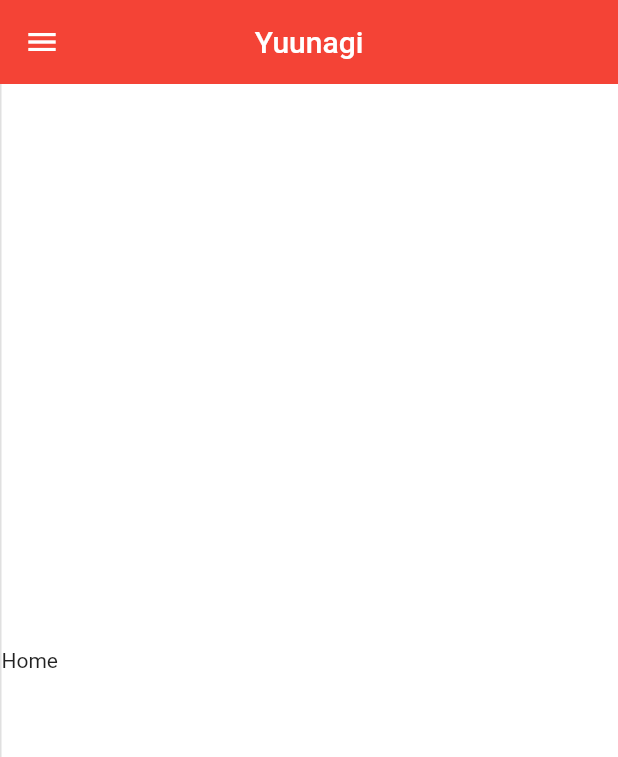
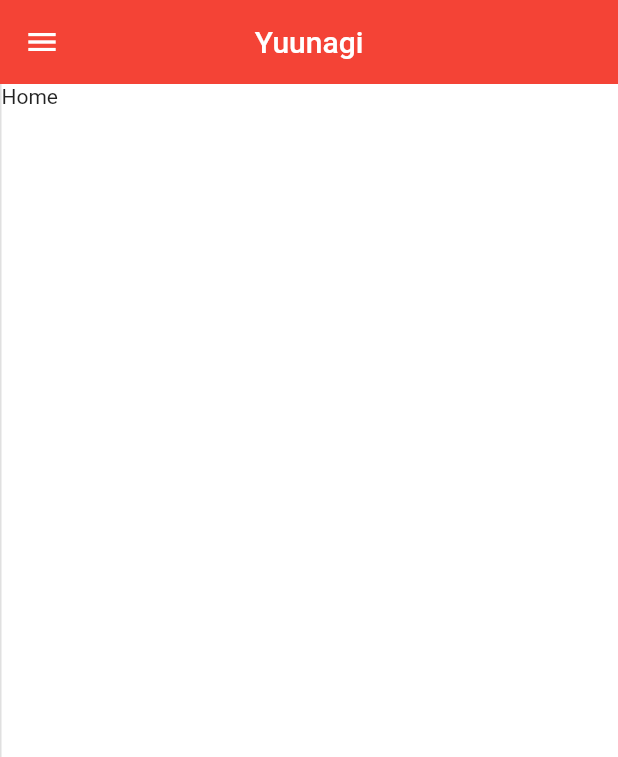
Before and after one commit to KevC000/yuunagi, a Flutter app: the screen it shows after launch, on a phone screen of 412 x 824 dp. Shown: the top 757 px of the screen. Run offline on Flutter 3.47's test engine with Material 2 defaults, Android fonts, the phone set to English and light mode, and no system bars; our stand-ins replace auto_route.

Commit message:
auto route nested navigation

```diff
--- a/lib/main.dart
+++ b/lib/main.dart
@@ -1,7 +1,6 @@
 import 'package:flutter/material.dart';
 import 'package:flutter/services.dart';
-import 'package:yuunagi/util/router.dart';
-
+import 'package:yuunagi/util/routers/app_router.dart';
 
 void main() {
   runApp(const MainApp());
--- a/lib/presentation/pages/home_page.dart
+++ b/lib/presentation/pages/home_page.dart
@@ -1,5 +1,7 @@
+import 'package:auto_route/annotations.dart';
 import 'package:flutter/material.dart';
 
+@RoutePage()
 class HomePage extends StatefulWidget {
   const HomePage({super.key});
 
@@ -11,8 +13,6 @@
   @override
   Widget build(BuildContext context) {
 
-    return Container(
-      child: const Text('Home'),
-    );
+    return const Text('Home');
   }
 }
--- a/lib/presentation/pages/lists_page.dart
+++ b/lib/presentation/pages/lists_page.dart
@@ -1,5 +1,7 @@
+import 'package:auto_route/auto_route.dart';
 import 'package:flutter/material.dart';
 
+@RoutePage()
 class ListsPage extends StatefulWidget {
   const ListsPage({super.key});
 
@@ -11,8 +13,6 @@
   @override
   Widget build(BuildContext context) {
 
-    return Container(
-      child: const Text('Lists'),
-    );
+    return const Text('Lists');
   }
 }
--- a/lib/presentation/pages/play_page.dart
+++ b/lib/presentation/pages/play_page.dart
@@ -1,5 +1,7 @@
+import 'package:auto_route/auto_route.dart';
 import 'package:flutter/material.dart';
 
+@RoutePage()
 class PlayPage extends StatefulWidget {
   const PlayPage({super.key});
 
--- a/lib/presentation/pages/profile_page.dart
+++ b/lib/presentation/pages/profile_page.dart
@@ -1,5 +1,7 @@
+import 'package:auto_route/auto_route.dart';
 import 'package:flutter/material.dart';
 
+@RoutePage()
 class ProfilePage extends StatefulWidget {
   const ProfilePage({super.key});
 
--- a/lib/presentation/pages/settings_page.dart
+++ b/lib/presentation/pages/settings_page.dart
@@ -1,5 +1,7 @@
+import 'package:auto_route/auto_route.dart';
 import 'package:flutter/material.dart';
 
+@RoutePage()
 class SettingsPage extends StatefulWidget {
   const SettingsPage({super.key});
 
--- a/lib/presentation/pages/shop_page.dart
+++ b/lib/presentation/pages/shop_page.dart
@@ -1,5 +1,7 @@
+import 'package:auto_route/auto_route.dart';
 import 'package:flutter/material.dart';
 
+@RoutePage()
 class ShopPage extends StatefulWidget {
   const ShopPage({super.key});
 
--- a/lib/presentation/widgets/dictionary_search_widget.dart
+++ b/lib/presentation/widgets/dictionary_search_widget.dart
@@ -1,5 +1,7 @@
+import 'package:auto_route/annotations.dart';
 import 'package:flutter/material.dart';
 
+@RoutePage()
 class DictionarySearchWidget extends StatefulWidget {
   const DictionarySearchWidget({super.key});
 
--- a/lib/presentation/yuunagi_app.dart
+++ b/lib/presentation/yuunagi_app.dart
@@ -1,15 +1,10 @@
-import 'package:auto_route/annotations.dart';
+import 'package:auto_route/auto_route.dart';
 import 'package:flutter/material.dart';
-import 'package:yuunagi/presentation/pages/home_page.dart';
-import 'package:yuunagi/presentation/pages/lists_page.dart';
-import 'package:yuunagi/presentation/pages/play_page.dart';
-import 'package:yuunagi/presentation/pages/profile_page.dart';
-import 'package:yuunagi/presentation/pages/settings_page.dart';
-import 'package:yuunagi/presentation/pages/shop_page.dart';
 import 'package:yuunagi/presentation/widgets/dictionary_search_widget.dart';
 import 'package:yuunagi/presentation/widgets/yuunagi_drawer.dart';
 import 'package:yuunagi/presentation/widgets/search_fab.dart';
 import 'package:yuunagi/presentation/widgets/yuunagi_rail.dart';
+import 'package:yuunagi/util/routers/app_router.gr.dart';
 
 @RoutePage()
 class YuunagiApp extends StatefulWidget {
@@ -20,26 +15,24 @@
 }
 
 class _YuunagiAppState extends State<YuunagiApp> {
-  final List<Widget> mainContent = [
-    const HomePage(),
-    const ListsPage(),
-    const PlayPage(),
-    const ShopPage(),
-    const SettingsPage(),
-    const ProfilePage(),
-  ];
-  int selectedContent = 0;
-
   @override
   Widget build(BuildContext context) {
+    const screens = [
+      HomePageRoute(),
+      ListsPageRoute(),
+      PlayPageRoute(),
+      ShopPageRoute(),
+      SettingsPageRoute(),
+      ProfilePageRoute(),
+    ];
+
     final currentWidth = MediaQuery.of(context).size.width;
+
     final drawer = YuunagiDrawer(changeScreen: (index) {
-      setState(() => selectedContent = index);
+      context.navigateTo(screens[index]);
     });
-    final rail = YuunagiRail(
-        selectedIndex: 0,
-        changeScreen: (index) {
-          setState(() => selectedContent = index);
+    final rail = YuunagiRail(changeScreen: (index) {
+      context.navigateTo(screens[index]);
     });
 
     return Scaffold(
@@ -51,12 +44,10 @@
       floatingActionButton: currentWidth < 900 ? const SearchFAB() : null,
       body: Row(
         children: <Widget>[
-            currentWidth >= 600 && currentWidth < 1200
-                ? rail
-                : const SizedBox(),
+          currentWidth >= 600 && currentWidth < 1200 ? rail : const SizedBox(),
           currentWidth >= 1200 ? drawer : const SizedBox(),
           const VerticalDivider(thickness: 1, width: 1),
-            Expanded(child: mainContent[selectedContent]),
+          const Expanded(child: AutoRouter()),
           currentWidth >= 900
               ? const Row(
                   children: [
@@ -66,6 +57,7 @@
                 )
               : const SizedBox(),
         ],
-        ));
+      ),
+    );
   }
 }
--- a/lib/util/router.dart
+++ /dev/null
@@ -1,11 +0,0 @@
-import 'package:auto_route/auto_route.dart';
-import 'package:yuunagi/util/router.gr.dart';
-
-@AutoRouterConfig(replaceInRouteName: 'Route')
-class AppRouter extends $AppRouter {
-  @override
-  List<AutoRoute> get routes => [
-        AutoRoute(page: YuunagiAppRoute.page, initial: true),
-        AutoRoute(page: DictionarySearchPageRoute.page, path: '/search')
-      ];
-}
--- /dev/null
+++ b/lib/util/routers/app_router.dart
@@ -0,0 +1,45 @@
+import 'package:auto_route/auto_route.dart';
+import 'package:yuunagi/util/routers/app_router.gr.dart';
+
+@AutoRouterConfig(replaceInRouteName: 'Route')
+class AppRouter extends $AppRouter {
+  @override
+  List<AutoRoute> get routes => [
+        AutoRoute(
+          path: '/',
+          page: YuunagiAppRoute.page,
+          initial: true,
+          children: [
+                    AutoRoute(
+                page: HomePageRoute.page,
+                path: 'home',
+                initial: true,
+              ),
+              AutoRoute(
+                page: ListsPageRoute.page,
+                path: 'lists',
+              ),
+              AutoRoute(
+                page: PlayPageRoute.page,
+                path: 'play',
+              ),
+              AutoRoute(
+                page: ShopPageRoute.page,
+                path: 'shop',
+              ),
+              AutoRoute(
+                page: SettingsPageRoute.page,
+                path: 'settings',
+              ),
+              AutoRoute(
+                page: ProfilePageRoute.page,
+                path: 'profile',
+              ),
+          ]
+        ),
+        AutoRoute(
+          page: DictionarySearchPageRoute.page,
+          path: '/search',
+        )
+      ];
+}
```
Also changed, not shown: lib/presentation/widgets/yuunagi_rail.dart (+7 -4 lines), lib/util/router.gr.dart (deleted), lib/util/routers/app_router.gr.dart (added). Lines whose indentation alone changed are shown as unchanged.
